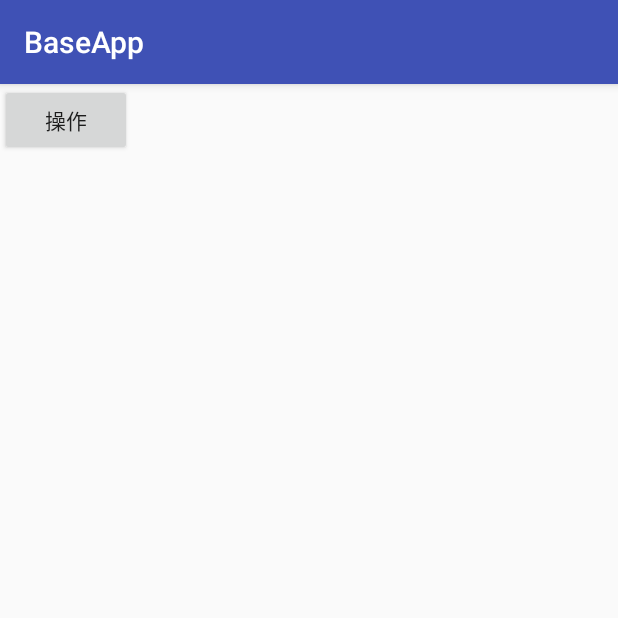
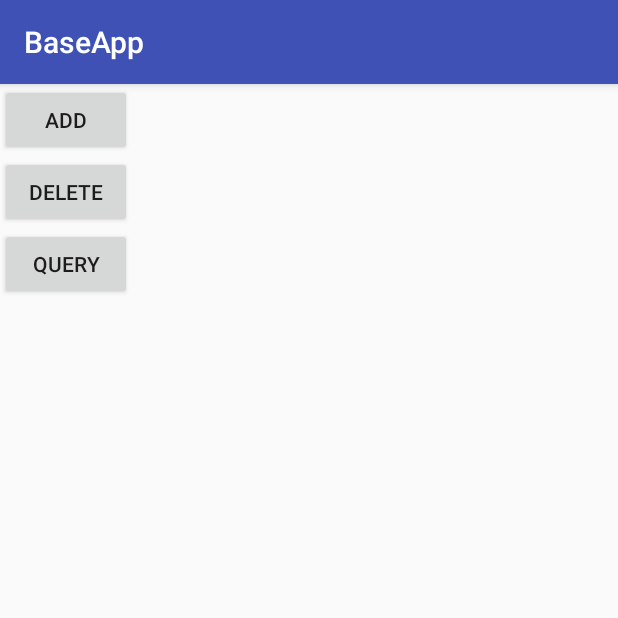
Before and after one commit to yushilei1218/BaseApp, an Android app: the screen it shows after launch (MainActivity), on a phone screen of 412 x 824 dp, the top half of it. Run offline under Robolectric (Android 15) with nearby library versions, the phone set to English and light mode, and no system bars; our stand-ins replace ButterKnife; libraries missing offline, so code that uses them is left out: org.greenrobot.greendao; 3 statements that could not run were skipped.

Commit message:
1：测试GreenDao 及线程操作

```diff
--- a/app/src/main/res/layout/activity_main.xml
+++ b/app/src/main/res/layout/activity_main.xml
@@ -17,7 +17,19 @@
             android:id="@+id/main_btn"
             android:layout_width="wrap_content"
             android:layout_height="wrap_content"
-            android:text="操作"/>
+            android:text="add"/>
+
+        <Button
+            android:id="@+id/main_delete"
+            android:layout_width="wrap_content"
+            android:layout_height="wrap_content"
+            android:text="delete"/>
+
+        <Button
+            android:id="@+id/main_query"
+            android:layout_width="wrap_content"
+            android:layout_height="wrap_content"
+            android:text="query"/>
 
         <TextView
             android:id="@+id/main_tv"
```
Also changed, not shown: app/src/main/java/com/shileiyu/baseapp/MainActivity.java (+38 -4 lines).
